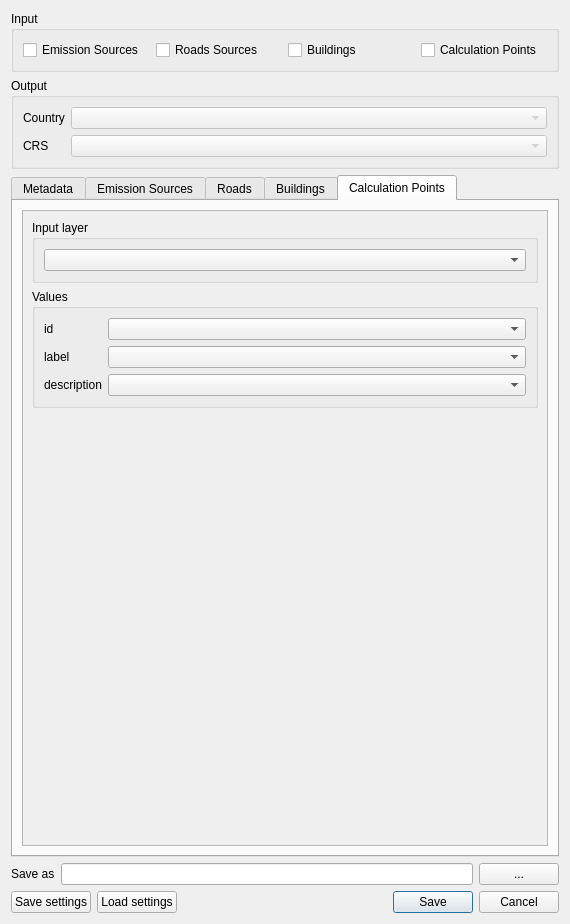
Old version of the form ImaerPlugin/generate_calc_input_dlg.ui in the repository opengeogroep/AERIUS-QGIS-plugins.
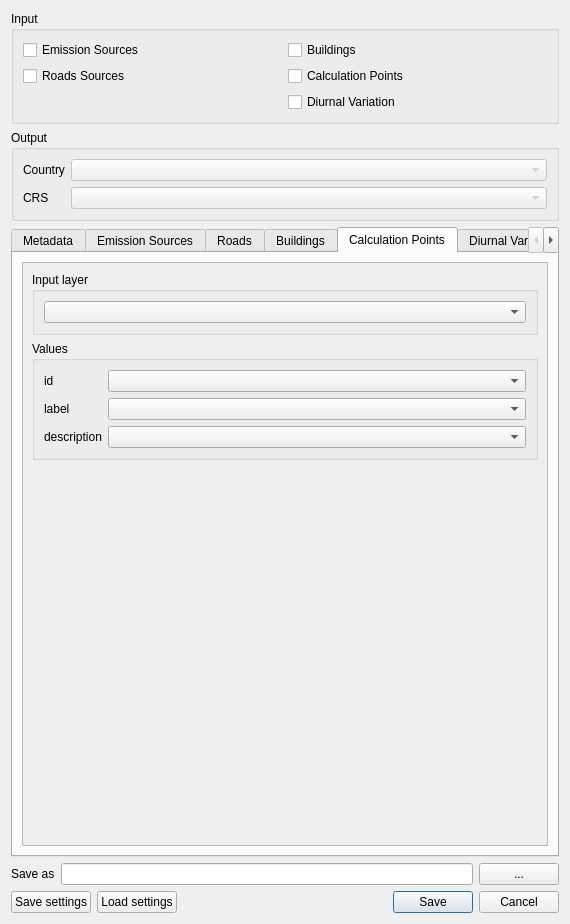
New version of the form. The open tabs and pages were chosen to show the change. Custom widgets are drawn as their Qt base class.

Commit message: Diurnal Variation tab (WiP)

The edit to the form file:
```diff
--- a/ImaerPlugin/generate_calc_input_dlg.ui
+++ b/ImaerPlugin/generate_calc_input_dlg.ui
@@ -19,32 +19,39 @@
      <property name="title">
       <string>Input</string>
      </property>
-     <layout class="QHBoxLayout" name="horizontalLayout">
-      <item>
-       <widget class="QCheckBox" name="checkBox_es">
+     <layout class="QGridLayout" name="gridLayout_17">
+      <item row="1" column="1">
+       <widget class="QCheckBox" name="checkBox_cp">
         <property name="text">
-         <string>Emission Sources</string>
+         <string>Calculation Points</string>
         </property>
        </widget>
       </item>
-      <item>
+      <item row="1" column="0">
        <widget class="QCheckBox" name="checkBox_rd">
         <property name="text">
          <string>Roads Sources</string>
         </property>
        </widget>
       </item>
-      <item>
+      <item row="0" column="1">
        <widget class="QCheckBox" name="checkBox_bld">
         <property name="text">
          <string>Buildings</string>
         </property>
        </widget>
       </item>
-      <item>
-       <widget class="QCheckBox" name="checkBox_cp">
+      <item row="0" column="0">
+       <widget class="QCheckBox" name="checkBox_es">
         <property name="text">
-         <string>Calculation Points</string>
+         <string>Emission Sources</string>
+        </property>
+       </widget>
+      </item>
+      <item row="2" column="1">
+       <widget class="QCheckBox" name="checkBox_dv">
+        <property name="text">
+         <string>Diurnal Variation</string>
         </property>
        </widget>
       </item>
@@ -1293,7 +1300,7 @@
             <x>0</x>
             <y>0</y>
             <width>528</width>
-            <height>610</height>
+            <height>552</height>
            </rect>
           </property>
           <layout class="QVBoxLayout" name="verticalLayout_9">
@@ -1367,6 +1374,11 @@
        </item>
       </layout>
      </widget>
+     <widget class="QWidget" name="tab_diurnal_variation">
+      <attribute name="title">
+       <string>Diurnal Variation</string>
+      </attribute>
+     </widget>
     </widget>
    </item>
    <item>
```
Left out of the diff: 6 changed lines with no effect on the pictures. The commit also changes 2 other files.
